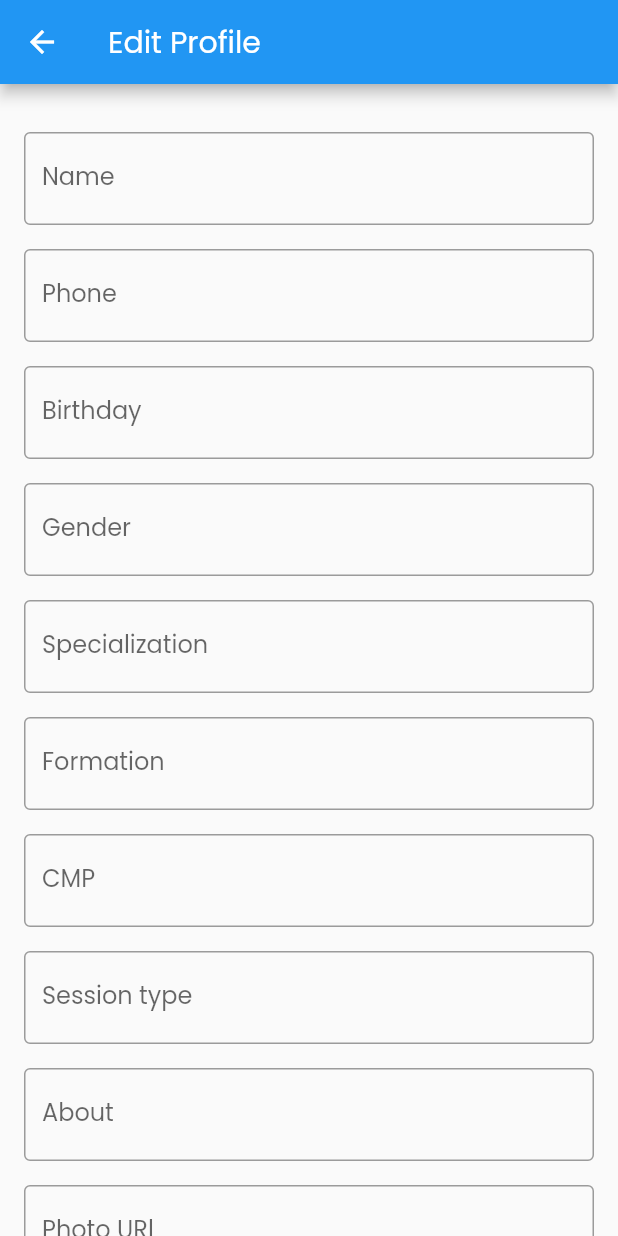
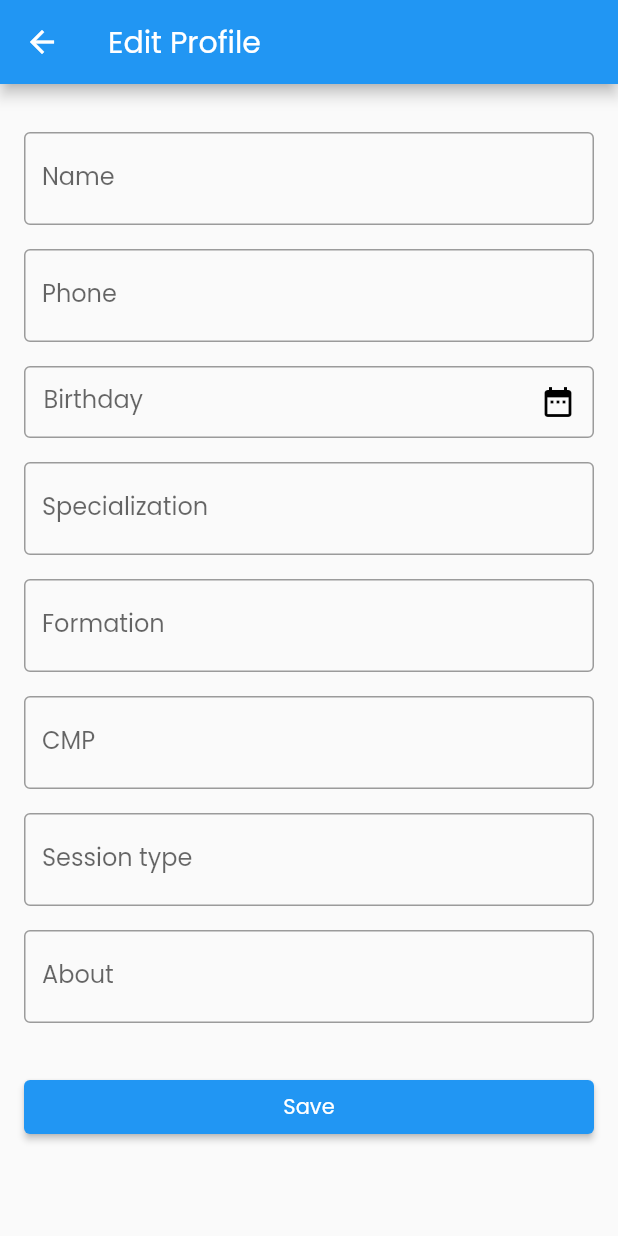
Before and after one commit to CodeTech-Emergentes/MOBILE-APP, a Flutter app: the EditedNutritionistProfile screen opened directly with empty values, on a phone screen of 412 x 824 dp. Run offline on Flutter 3.47's test engine with Material 2 defaults, Android fonts, the phone set to English and light mode, and no system bars; our stand-ins replace cached_network_image, date_format, dropdown_button2, fluttertoast, get, shared_preferences; missing offline and left inert: agora_uikit, flutter_stripe; accounts and stored records are empty; network calls fail; statements that could not run were skipped.

```diff
--- a/lib/pages/nutritionist/edit_profile_nutritionist.dart
+++ b/lib/pages/nutritionist/edit_profile_nutritionist.dart
@@ -1,5 +1,4 @@
 import 'dart:convert';
-
 import 'package:flutter/material.dart';
 import 'package:psychohelp_app/models/nutritionist.dart';
 import 'package:psychohelp_app/utils/http_helper.dart';
@@ -30,17 +29,23 @@ class _EditedNutritionistProfileState extends State<EditedNutritionistProfile> {
   final TextEditingController controllerSessionType = TextEditingController();
   final TextEditingController controllerAbout = TextEditingController();
   final TextEditingController controllerImg = TextEditingController();
-  final List<String> genderItems = [
-    'Male',
-    'Female',
-    'Other',
-  ];
+  DateTime selectedDate = DateTime.now();
 
-  final List<String> typesItems = [
-    'Lifestyle',
-    'Recommendations for a balanced diet',
-    'Medical Exams',
-  ];
+  Future<void> _selectDate(BuildContext context) async {
+    final DateTime? picked = await showDatePicker(
+        context: context,
+        initialDate: selectedDate,
+        firstDate: DateTime(1920, 1),
+        lastDate: DateTime.now());
+    if (picked != null && picked != selectedDate) {
+      setState(() {
+        selectedDate = picked;
+        print(selectedDate);
+        controllerBirthday.text = selectedDate.toString().substring(0, 10);
+      });
+    }
+  }
+
   @override
   Widget build(BuildContext context) {
     return Scaffold(
@@ -57,14 +62,14 @@ class _EditedNutritionistProfileState extends State<EditedNutritionistProfile> {
     controllerName.text = widget.nutritionist.name;
     controllerEmail.text = widget.nutritionist.email;
     controllerPhone.text = widget.nutritionist.phone;
-    controllerBirthday.text = widget.nutritionist.birthday;
-    controllerGender.text = widget.nutritionist.gender;
+    controllerBirthday.text = widget.nutritionist.birthday.substring(0, 10);
+    //controllerGender.text = widget.nutritionist.gender;
     controllerSpecialization.text = widget.nutritionist.specialization;
     controllerFormation.text = widget.nutritionist.formation;
     controllerCMP.text = widget.nutritionist.cmp;
     controllerSessionType.text = widget.nutritionist.sessionType;
     controllerAbout.text = widget.nutritionist.about;
-    controllerImg.text = widget.nutritionist.img;
+    //controllerImg.text = widget.nutritionist.img;
     super.initState();
   }
 
@@ -96,22 +101,38 @@ class _EditedNutritionistProfileState extends State<EditedNutritionistProfile> {
           ),
         ),
         SizedBox(height: 16),
-        TextField(
-          controller: controllerBirthday,
-          decoration: InputDecoration(
-            border: OutlineInputBorder(),
-            labelText: 'Birthday',
+        Container(
+          width: MediaQuery.of(context).size.width / 1.3,
+          child: TextField(
+            readOnly: true,
+            controller: controllerBirthday,
+            decoration: InputDecoration(
+              contentPadding:
+                  EdgeInsets.symmetric(horizontal: 13, vertical: 10),
+              border: OutlineInputBorder(),
+              labelText: 'Birthday',
+              hintText: 'Enter your birthday',
+              suffixIcon: IconButton(
+                  splashRadius: 20,
+                  icon: Icon(
+                    Icons.date_range,
+                    color: Colors.black,
+                  ),
+                  onPressed: () {
+                    _selectDate(context);
+                  }),
+            ),
           ),
         ),
         SizedBox(height: 16),
-        TextField(
+        /*TextField(
           controller: controllerGender,
           decoration: InputDecoration(
             border: OutlineInputBorder(),
             labelText: 'Gender',
           ),
         ),
-        SizedBox(height: 16),
+        SizedBox(height: 16),*/
         TextField(
           controller: controllerSpecialization,
           decoration: InputDecoration(
@@ -152,13 +173,13 @@ class _EditedNutritionistProfileState extends State<EditedNutritionistProfile> {
           ),
         ),
         SizedBox(height: 16),
-        TextField(
+        /*TextField(
           controller: controllerImg,
           decoration: InputDecoration(
             border: OutlineInputBorder(),
             labelText: 'Photo URl',
           ),
-        ),
+        ),*/
         SizedBox(height: 16),
         ElevatedButton(
           child: Text('Save'),
@@ -167,13 +188,13 @@ class _EditedNutritionistProfileState extends State<EditedNutritionistProfile> {
             String email = controllerEmail.text;
             String phone = controllerPhone.text;
             String birthday = controllerBirthday.text;
-            String gender = controllerGender.text;
+            //String gender = controllerGender.text;
             String specialization = controllerSpecialization.text;
             String formation = controllerFormation.text;
             String cmp = controllerCMP.text;
             String sessionType = controllerSessionType.text;
             String about = controllerAbout.text;
-            String img = controllerImg.text;
+            String img = "img";
 
             Nutritionist nutritionistInfo = Nutritionist(
                 id: widget.nutritionist.id,
@@ -186,7 +207,7 @@ class _EditedNutritionistProfileState extends State<EditedNutritionistProfile> {
                 specialization: specialization,
                 formation: formation,
                 about: about,
-                gender: gender,
+                gender: widget.nutritionist.gender,
                 sessionType: sessionType,
                 img: img,
                 cmp: cmp,
--- a/pubspec.yaml
+++ b/pubspec.yaml
@@ -48,6 +48,7 @@ dependencies:
   flutter_stripe:
   agora_uikit: ^1.0.2
   cached_network_image: ^3.2.1
+  dropdown_textfield: ^1.0.6
 
 dev_dependencies:
   flutter_test:
```
Also changed, not shown: lib/pages/nutritionist/profile_nutritionist.dart (+14 -8 lines), pubspec.lock, 1 other file.
